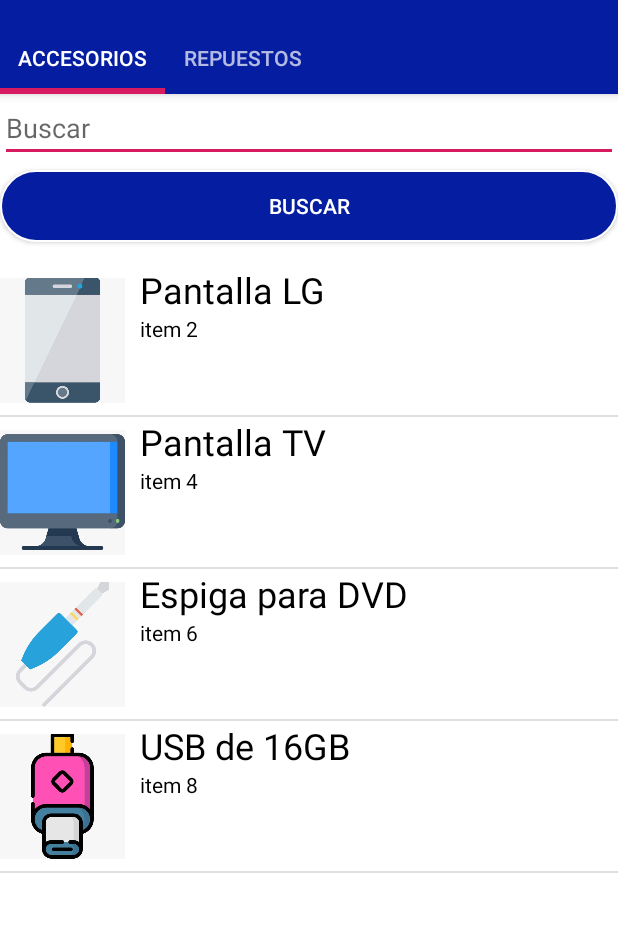
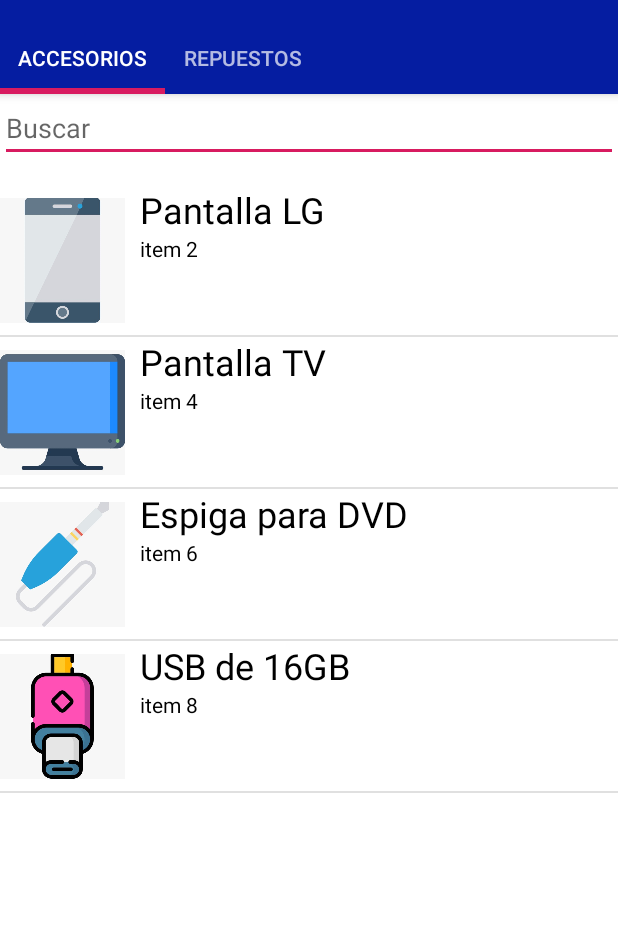
Before and after one commit to AndresGarciaPerez/SistemaInventariosAndroid, an Android app: the ListAccesorios screen opened directly, with no data from a screen before it, on a phone screen of 412 x 824 dp, the part 62-994 px from its top. Run offline under Robolectric (Android 15) with nearby library versions, the phone set to English and light mode, and no system bars.

Commit message:
Se agrega search para buscar de forma dinamica en la ListView. Se agrega un modelo y se restructua UbicacionesAdapter con su propio modelo

```diff
--- a/app/src/main/java/com/electivaIII/sistemainventario/Adapters/AccesoriosAdapter.java
+++ b/app/src/main/java/com/electivaIII/sistemainventario/Adapters/AccesoriosAdapter.java
@@ -5,31 +5,39 @@ import android.view.LayoutInflater;
 import android.view.View;
 import android.view.ViewGroup;
 import android.widget.BaseAdapter;
+import android.widget.Filter;
+import android.widget.Filterable;
 import android.widget.ImageView;
 import android.widget.TextView;
 
-import com.electivaIII.sistemainventario.Models.AccesoriosModel;
+import com.electivaIII.sistemainventario.Models.AccesoriosRepuestosModel;
 import com.electivaIII.sistemainventario.R;
 
+import java.util.ArrayList;
 import java.util.List;
 
-public class AccesoriosAdapter extends BaseAdapter {
+public class AccesoriosAdapter extends BaseAdapter implements Filterable {
     private Context context;
 
-    private List<AccesoriosModel> accesoriosModelsList;
+    private List<AccesoriosRepuestosModel> accesoriosRepuestosModelsList;
+
+    public List<AccesoriosRepuestosModel> itemsAccesorioModel;
     TextView tvTitulo;
     TextView tvSubTitulo;
     ImageView imgImagenes;
 
-    public AccesoriosAdapter(Context context, List<AccesoriosModel> modelList) {
+
+
+    public AccesoriosAdapter(Context context, List<AccesoriosRepuestosModel> modelList) {
         this.context = context;
-        this.accesoriosModelsList = modelList;
+        this.accesoriosRepuestosModelsList = modelList;
+        this.itemsAccesorioModel = modelList;
     }
 
 
     @Override
     public int getCount() {
-        return accesoriosModelsList.size();
+        return accesoriosRepuestosModelsList.size();
     }
 
     @Override
@@ -57,9 +65,50 @@ public class AccesoriosAdapter extends BaseAdapter {
         tvSubTitulo = (TextView)v.findViewById(R.id.tvSubTitulo);
         imgImagenes = (ImageView)v.findViewById(R.id.imgImagenes);
 
-        tvTitulo.setText(accesoriosModelsList.get(position).getName());
-        tvSubTitulo.setText(accesoriosModelsList.get(position).getItem());
-        imgImagenes.setImageResource(accesoriosModelsList.get(position).getImage());
+        tvTitulo.setText(accesoriosRepuestosModelsList.get(position).getName());
+        tvSubTitulo.setText(accesoriosRepuestosModelsList.get(position).getItem());
+        imgImagenes.setImageResource(accesoriosRepuestosModelsList.get(position).getImage());
         return v;
     }
+
+
+    @Override
+    public Filter getFilter() {
+        Filter filter = new Filter() {
+            @Override
+            protected FilterResults performFiltering(CharSequence constraint) {
+                FilterResults filterResults = new FilterResults();
+                if(constraint == null || constraint.length() == 0){
+                    filterResults.count = itemsAccesorioModel.size();
+                    filterResults.values = itemsAccesorioModel;
+
+                }else{
+                    List<AccesoriosRepuestosModel> resultsModel = new ArrayList<>();
+                    String searchStr = constraint.toString().toLowerCase();
+
+                    for(AccesoriosRepuestosModel itemsModel:itemsAccesorioModel){
+
+                        if(itemsModel.getName().toLowerCase().contains(searchStr)
+                                || itemsModel.getName().toLowerCase().startsWith(searchStr)){
+
+                            resultsModel.add(itemsModel);
+                        }
+                        filterResults.count = resultsModel.size();
+                        filterResults.values = resultsModel;
+                    }
+                }
+
+                return filterResults;
+            }
+
+            @Override
+            protected void publishResults(CharSequence constraint, FilterResults results) {
+
+                accesoriosRepuestosModelsList = (List<AccesoriosRepuestosModel>) results.values;
+                notifyDataSetChanged();
+            }
+        };
+
+        return filter;
+    }
 }
--- a/app/src/main/java/com/electivaIII/sistemainventario/Models/AccesoriosModel.java
+++ b/app/src/main/java/com/electivaIII/sistemainventario/Models/AccesoriosRepuestosModel.java
@@ -3,13 +3,13 @@ package com.electivaIII.sistemainventario.Models;
 import java.util.ArrayList;
 import java.util.List;
 
-public class AccesoriosModel {
+public class AccesoriosRepuestosModel {
     private String name;
     private String item;
     private int image;
     private static List accesorios = new ArrayList<>();
 
-    public AccesoriosModel(String name, String item, int image) {
+    public AccesoriosRepuestosModel(String name, String item, int image) {
         this.name = name;
         this.item = item;
         this.image = image;
@@ -33,7 +33,7 @@ public class AccesoriosModel {
     }
 
     public static void setAccesorios(List accesorios) {
-        AccesoriosModel.accesorios = accesorios;
+        AccesoriosRepuestosModel.accesorios = accesorios;
     }
 
     public static List getAccesorios() {
--- a/app/src/main/java/com/electivaIII/sistemainventario/fragments/AccesoriosFile/ListAccesorios.java
+++ b/app/src/main/java/com/electivaIII/sistemainventario/fragments/AccesoriosFile/ListAccesorios.java
@@ -5,14 +5,17 @@ import android.os.Bundle;
 
 import androidx.fragment.app.Fragment;
 
+import android.text.Editable;
+import android.text.TextWatcher;
 import android.view.LayoutInflater;
 import android.view.View;
 import android.view.ViewGroup;
 import android.widget.AdapterView;
 import android.widget.ListView;
+import android.widget.TextView;
 
 import com.electivaIII.sistemainventario.Adapters.AccesoriosAdapter;
-import com.electivaIII.sistemainventario.Models.AccesoriosModel;
+import com.electivaIII.sistemainventario.Models.AccesoriosRepuestosModel;
 import com.electivaIII.sistemainventario.R;
 import com.electivaIII.sistemainventario.Utils.ChangeFragment;
 
@@ -31,14 +34,18 @@ public class ListAccesorios extends Fragment {
 
     ListView listAccesorios;
     AccesoriosAdapter accesoriosAdapter;
-    List<AccesoriosModel> accesoriosModelsList = new ArrayList<>();
-    AccesoriosModel accesoriosModel;
+    List<AccesoriosRepuestosModel> accesoriosRepuestosModelsList = new ArrayList<>();
+    AccesoriosRepuestosModel accesoriosRepuestosModel;
+    TextView txtFindListAccesorios;
+
     @Override
     public View onCreateView(LayoutInflater inflater, ViewGroup container,
                              Bundle savedInstanceState) {
         // Inflate the layout for this fragment
         View v = inflater.inflate(R.layout.fragment_list_accesorios, container, false);
         listAccesorios = v.findViewById(R.id.listAccesorios);
+        txtFindListAccesorios = v.findViewById(R.id.txtFindListAccesorios);
+
 
 
         String[] name = {
@@ -63,14 +70,14 @@ public class ListAccesorios extends Fragment {
         };
         for (int i=0; i<name.length; i ++){
 
-            accesoriosModel = new AccesoriosModel(name[i], disponibles[i], images[i]);
-            accesoriosModelsList.add(accesoriosModel);
+            accesoriosRepuestosModel = new AccesoriosRepuestosModel(name[i], disponibles[i], images[i]);
+            accesoriosRepuestosModelsList.add(accesoriosRepuestosModel);
         }
 
-        accesoriosAdapter = new AccesoriosAdapter(getContext(), accesoriosModelsList);
+        accesoriosAdapter = new AccesoriosAdapter(getContext(), accesoriosRepuestosModelsList);
 
         // LLenamos el modelo con la informacion
-        accesoriosModel.setAccesorios(accesoriosModelsList);
+        accesoriosRepuestosModel.setAccesorios(accesoriosRepuestosModelsList);
 
         listAccesorios.setAdapter(accesoriosAdapter);
 
@@ -81,9 +88,9 @@ public class ListAccesorios extends Fragment {
                     view, final int position, long id) {
                 Fragment fragmentDetalle = new DetalleAccesorios();
                 Bundle data = new Bundle();
-                data.putString("name", accesoriosModelsList.get(position).getName());
-                data.putString("item", accesoriosModelsList.get(position).getItem());
-                data.putInt("image", accesoriosModelsList.get(position).getImage());
+                data.putString("name", accesoriosRepuestosModelsList.get(position).getName());
+                data.putString("item", accesoriosRepuestosModelsList.get(position).getItem());
+                data.putInt("image", accesoriosRepuestosModelsList.get(position).getImage());
                 fragmentDetalle.setArguments(data);
 
                 ChangeFragment.changeFragment(R.id.frMainAccesorio, getActivity(), fragmentDetalle);
@@ -92,8 +99,26 @@ public class ListAccesorios extends Fragment {
             }
         });
 
+        txtFindListAccesorios.addTextChangedListener(new TextWatcher() {
+            @Override
+            public void beforeTextChanged(CharSequence s, int start, int count, int after) {
+            }
+
+            @Override
+            public void onTextChanged(CharSequence s, int start, int before, int count) {
+
+            }
+
+            @Override
+            public void afterTextChanged(Editable s) {
+                accesoriosAdapter.getFilter().filter(s.toString());
+            }
+        });
+
         return v;
     }
 
 
+
+
 }
--- a/app/src/main/java/com/electivaIII/sistemainventario/fragments/RepuestosFile/ListRepuestos.java
+++ b/app/src/main/java/com/electivaIII/sistemainventario/fragments/RepuestosFile/ListRepuestos.java
@@ -5,14 +5,17 @@ import android.os.Bundle;
 
 import androidx.fragment.app.Fragment;
 
+import android.text.Editable;
+import android.text.TextWatcher;
 import android.view.LayoutInflater;
 import android.view.View;
 import android.view.ViewGroup;
 import android.widget.AdapterView;
 import android.widget.ListView;
+import android.widget.TextView;
 
 import com.electivaIII.sistemainventario.Adapters.AccesoriosAdapter;
-import com.electivaIII.sistemainventario.Models.AccesoriosModel;
+import com.electivaIII.sistemainventario.Models.AccesoriosRepuestosModel;
 import com.electivaIII.sistemainventario.R;
 import com.electivaIII.sistemainventario.Utils.ChangeFragment;
 
@@ -30,9 +33,10 @@ public class ListRepuestos extends Fragment {
     }
     ListView listRepuestos;
     AccesoriosAdapter accesoriosAdapter;
-    List<AccesoriosModel> accesoriosModelsList = new ArrayList<>();
-    AccesoriosModel accesoriosModel;
+    List<AccesoriosRepuestosModel> accesoriosRepuestosModelsList = new ArrayList<>();
+    AccesoriosRepuestosModel accesoriosRepuestosModel;
 
+    TextView txtFindListRespuestos;
 
     @Override
     public View onCreateView(LayoutInflater inflater, ViewGroup container,
@@ -40,6 +44,7 @@ public class ListRepuestos extends Fragment {
         // Inflate the layout for this fragment
         View v = inflater.inflate(R.layout.fragment_list_repuestos, container, false);
         listRepuestos = v.findViewById(R.id.listRespuestos);
+        txtFindListRespuestos = v.findViewById(R.id.txtFindListRespuestos);
 
         String[] name = {
                 "Placa iPhone 6s",
@@ -61,14 +66,14 @@ public class ListRepuestos extends Fragment {
 
         for (int i=0; i<name.length; i ++){
 
-            accesoriosModel = new AccesoriosModel(name[i], disponibles[i], images[i]);
-            accesoriosModelsList.add(accesoriosModel);
+            accesoriosRepuestosModel = new AccesoriosRepuestosModel(name[i], disponibles[i], images[i]);
+            accesoriosRepuestosModelsList.add(accesoriosRepuestosModel);
         }
 
-        accesoriosAdapter = new AccesoriosAdapter(getContext(), accesoriosModelsList);
+        accesoriosAdapter = new AccesoriosAdapter(getContext(), accesoriosRepuestosModelsList);
 
         // LLenamos el modelo con la informacion
-        accesoriosModel.setAccesorios(accesoriosModelsList);
+        accesoriosRepuestosModel.setAccesorios(accesoriosRepuestosModelsList);
         listRepuestos.setAdapter(accesoriosAdapter);
 
 
@@ -78,9 +83,9 @@ public class ListRepuestos extends Fragment {
                     view, final int position, long id) {
                 Fragment fragmentDetalle = new DetalleRepuestos();
                 Bundle data = new Bundle();
-                data.putString("name", accesoriosModelsList.get(position).getName());
-                data.putString("item", accesoriosModelsList.get(position).getItem());
-                data.putInt("image", accesoriosModelsList.get(position).getImage());
+                data.putString("name", accesoriosRepuestosModelsList.get(position).getName());
+                data.putString("item", accesoriosRepuestosModelsList.get(position).getItem());
+                data.putInt("image", accesoriosRepuestosModelsList.get(position).getImage());
                 fragmentDetalle.setArguments(data);
 
                 ChangeFragment.changeFragment(R.id.frMainRepuestos, getActivity(), fragmentDetalle);
@@ -90,7 +95,21 @@ public class ListRepuestos extends Fragment {
         });
 
 
+        txtFindListRespuestos.addTextChangedListener(new TextWatcher() {
+            @Override
+            public void beforeTextChanged(CharSequence s, int start, int count, int after) {
+            }
 
+            @Override
+            public void onTextChanged(CharSequence s, int start, int before, int count) {
+
+            }
+
+            @Override
+            public void afterTextChanged(Editable s) {
+                accesoriosAdapter.getFilter().filter(s.toString());
+            }
+        });
         return v;
     }
 
--- a/app/src/main/res/layout/fragment_list_accesorios.xml
+++ b/app/src/main/res/layout/fragment_list_accesorios.xml
@@ -14,20 +14,12 @@
         android:orientation="vertical">>
 
         <EditText
-            android:id="@+id/editText"
+            android:id="@+id/txtFindListAccesorios"
             android:layout_width="match_parent"
             android:layout_height="wrap_content"
             android:ems="10"
             android:hint="Buscar"
             android:inputType="textPersonName" />
-
-        <Button
-            android:layout_width="match_parent"
-            android:layout_height="wrap_content"
-            android:layout_marginTop="5dp"
-            android:background="@drawable/ovalar"
-            android:text="Buscar"
-            android:textColor="#FFFFFF" />
 
         <ListView
             android:id="@+id/listAccesorios"
```
Also changed, not shown: app/src/main/java/com/electivaIII/sistemainventario/Adapters/InicioAdapter.java (deleted, +0 -65 lines), app/src/main/java/com/electivaIII/sistemainventario/Adapters/RepuestosAdapter.java (deleted, +0 -65 lines), app/src/main/java/com/electivaIII/sistemainventario/Adapters/UbicacionesAdapter.java (+60 -12 lines), app/src/main/java/com/electivaIII/sistemainventario/Models/UbicacionesModel.java (added, +51 -0 lines), app/src/main/java/com/electivaIII/sistemainventario/fragments/ListUbicaciones.java (+49 -5 lines), app/src/main/res/layout/fragment_list_repuestos.xml (+1 -9 lines).
